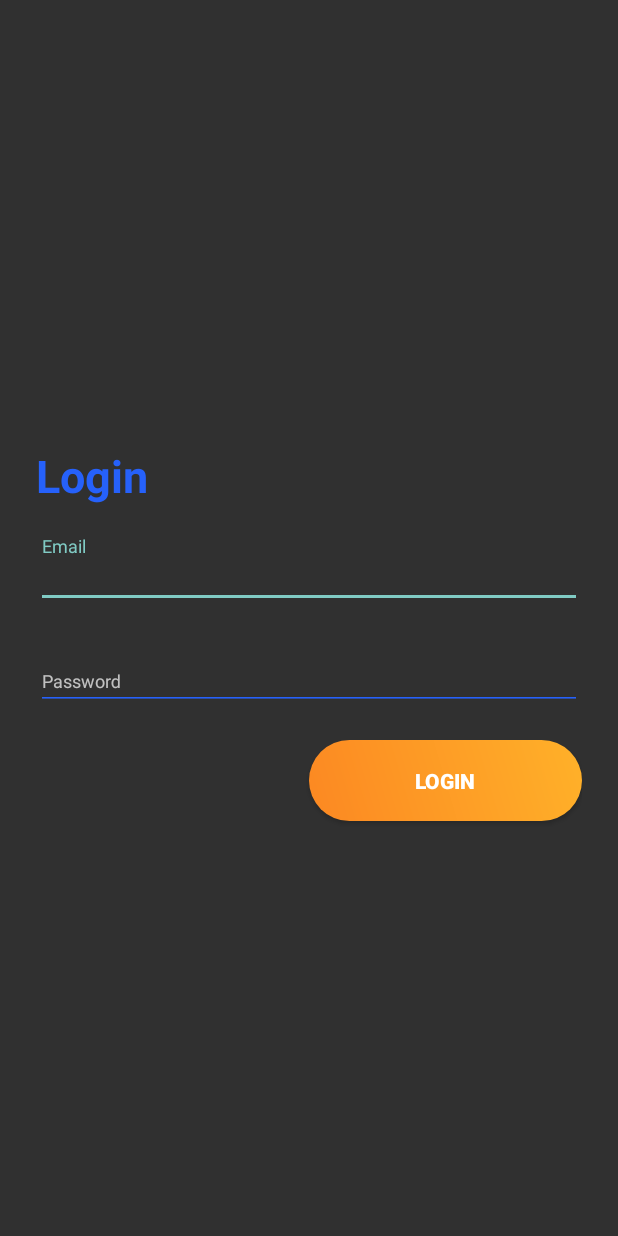
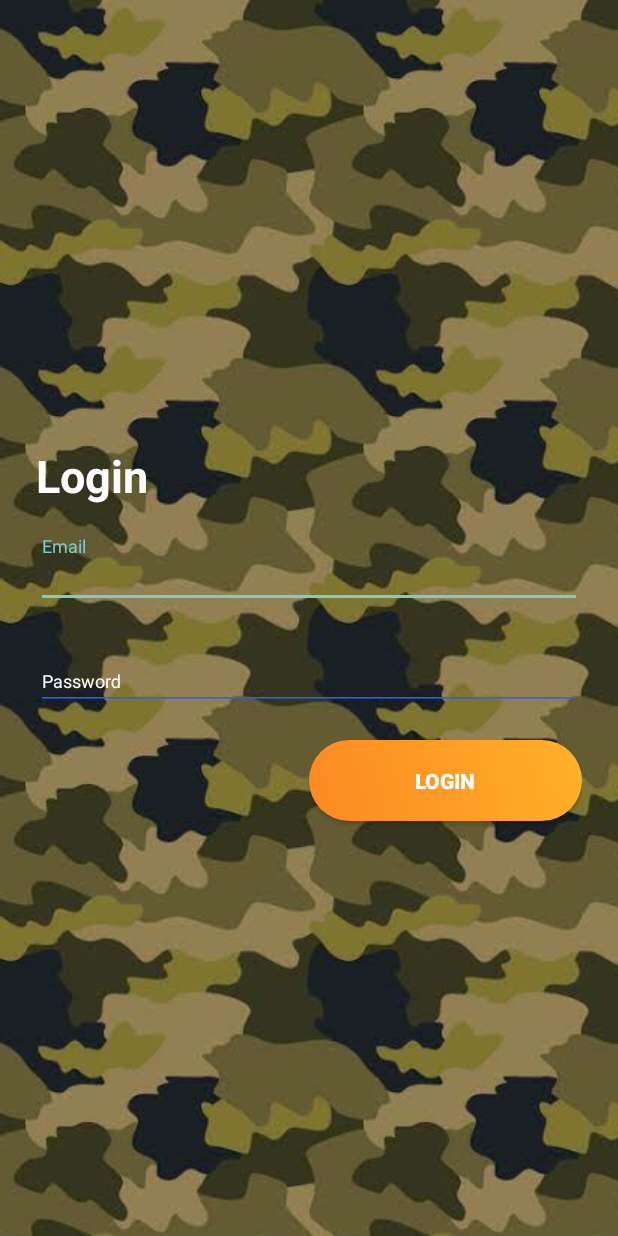
Before and after one commit to AMoharib/CameraCallibration, an Android app: the screen it shows after launch (LoginActivity), on a phone screen of 412 x 824 dp. Run offline under Robolectric (Android 15) with nearby library versions, the phone set to English and light mode, and no system bars; our stand-ins replace Firebase (no records; nobody signed in at launch, a user with empty details on screens opened directly).

Commit message:
camera overlay

```diff
--- a/app/src/main/java/com/example/cameracallibration/CameraActivity.kt
+++ b/app/src/main/java/com/example/cameracallibration/CameraActivity.kt
@@ -59,6 +59,7 @@ class CameraActivity : AppCompatActivity(), SensorEventListener, DroidListener {
     private var preview: Preview? = null
     private var imageCapture: ImageCapture? = null
     private lateinit var viewFinder: PreviewView
+    private lateinit var overlay: CameraOverlay
 
     private var displayId: Int = -1
     private var lensFacing: Int = CameraSelector.LENS_FACING_BACK
@@ -134,6 +135,7 @@ class CameraActivity : AppCompatActivity(), SensorEventListener, DroidListener {
 
         // Views
         viewFinder = findViewById(R.id.viewFinder)
+        overlay = findViewById(R.id.overlay)
         imagePreview = findViewById(R.id.ivPreview)
 
         latText = findViewById(R.id.latText)
@@ -409,6 +411,8 @@ class CameraActivity : AppCompatActivity(), SensorEventListener, DroidListener {
                 override fun onCaptureSuccess(image: ImageProxy) {
                     imageByteArray = image.image!!.toByteArray()
                     viewFinder.visibility = View.GONE
+                    overlay.visibility = View.GONE
+
 
                     imagePreview.setImageBitmap(image.toBitmap())
                     imagePreview.visibility = View.VISIBLE
--- a/app/src/main/java/com/example/cameracallibration/MainActivity.kt
+++ b/app/src/main/java/com/example/cameracallibration/MainActivity.kt
@@ -76,7 +76,7 @@ class MainActivity : AppCompatActivity() {
                 adapter.notifyItemRemoved(position)
             }
         }.addOnFailureListener {
-
+            Log.d("MainActivityError", it.localizedMessage)
         }
     }
 
--- /dev/null
+++ b/app/src/main/res/drawable/army_drawable.xml
@@ -0,0 +1,4 @@
+<?xml version="1.0" encoding="utf-8"?>
+<bitmap xmlns:android="http://schemas.android.com/apk/res/android"
+    android:src="@drawable/army"
+    android:tileMode="repeat" />
--- a/app/src/main/res/layout/activity_login.xml
+++ b/app/src/main/res/layout/activity_login.xml
@@ -1,59 +1,77 @@
 <?xml version="1.0" encoding="utf-8"?>
-<LinearLayout android:layout_width="match_parent"
+<FrameLayout xmlns:android="http://schemas.android.com/apk/res/android"
+    xmlns:app="http://schemas.android.com/apk/res-auto"
+    android:layout_width="match_parent"
+    android:layout_height="match_parent">
+
+    <ImageView
+        android:layout_width="match_parent"
         android:layout_height="match_parent"
-    xmlns:app="http://schemas.android.com/apk/res-auto"
-    android:paddingBottom="8dp"
-    android:paddingEnd="24dp"
+        android:src="@drawable/army_drawable"
+        android:scaleType="fitXY"
+        android:alpha="0.8"/>
+
+    <LinearLayout
+        android:layout_width="match_parent"
+        android:layout_height="match_parent"
+        android:gravity="center"
+        android:orientation="vertical"
         android:paddingStart="24dp"
         android:paddingTop="8dp"
-    android:orientation="vertical"
-    android:gravity="center"
+        android:paddingEnd="24dp"
+        android:paddingBottom="8dp"
         app:layout_constraintBottom_toBottomOf="parent"
         app:layout_constraintEnd_toEndOf="parent"
         app:layout_constraintStart_toStartOf="parent"
-    app:layout_constraintTop_toTopOf="parent"
-    xmlns:android="http://schemas.android.com/apk/res/android">
+        app:layout_constraintTop_toTopOf="parent">
+
         <TextView
+            style="@style/loginHeader"
             android:layout_width="match_parent"
             android:layout_height="wrap_content"
-        style="@style/loginHeader"
+            android:layout_marginTop="@dimen/loginViewsMargin"
             android:text="Login"
-        android:layout_marginTop="@dimen/loginViewsMargin"/>
+            android:textColor="@color/white"/>
 
         <com.google.android.material.textfield.TextInputLayout
             android:id="@+id/textInputEmail"
             style="@style/parent"
+            android:textColorHint="@color/white"
             android:layout_marginTop="@dimen/loginViewsMargin">
 
             <EditText
                 android:id="@+id/editTextEmail"
                 style="@style/modifiedEditText"
+                android:textColor="@color/white"
                 android:hint="@string/login_email_hint"
+                android:importantForAutofill="no"
                 android:inputType="textEmailAddress"
-            android:maxLines="1"
-            android:importantForAutofill="no" />
+                android:maxLines="1" />
         </com.google.android.material.textfield.TextInputLayout>
 
         <com.google.android.material.textfield.TextInputLayout
             android:id="@+id/textInputPassword"
             style="@style/parent"
+            android:textColorHint="@color/white"
             android:layout_marginTop="@dimen/loginViewsMargin">
 
             <EditText
                 android:id="@+id/editTextPassword"
                 style="@style/modifiedEditText"
+                android:textColor="@color/white"
                 android:hint="@string/login_password_hint"
+                android:importantForAutofill="no"
                 android:inputType="textPassword"
-            android:maxLines="1"
-            android:importantForAutofill="no" />
+                android:maxLines="1" />
         </com.google.android.material.textfield.TextInputLayout>
 
         <Button
             android:id="@+id/loginBtn"
             style="@style/loginButton"
-        android:text="Login"
             android:layout_gravity="end"
-        android:layout_marginTop="@dimen/loginViewsMargin"/>
+            android:layout_marginTop="@dimen/loginViewsMargin"
+            android:text="Login" />
 
 
     </LinearLayout>
+</FrameLayout>
--- a/app/src/main/res/layout/activity_main.xml
+++ b/app/src/main/res/layout/activity_main.xml
@@ -7,6 +7,12 @@
     tools:context=".MainActivity">
 
 
+    <ImageView
+        android:layout_width="match_parent"
+        android:layout_height="match_parent"
+        android:src="@drawable/army_drawable"
+        android:scaleType="fitXY"
+        android:alpha="0.8"/>
     <androidx.recyclerview.widget.RecyclerView
         android:id="@+id/recyclerView"
         android:layout_width="match_parent"
```
Also changed, not shown: app/src/main/java/com/example/cameracallibration/CameraOverlay.kt (added, +34 -0 lines), app/src/main/res/layout/activity_camera.xml (+11 -1 lines), app/src/main/res/drawable/army.jpg (added). Lines whose indentation alone changed are shown as unchanged.
